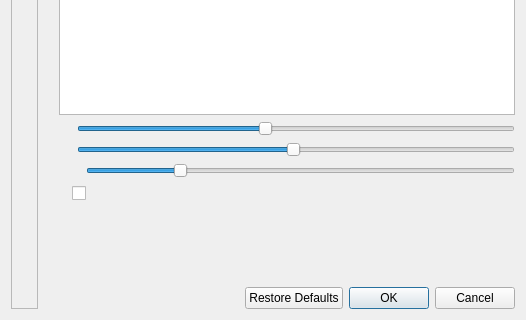
Old version of the form showclick/showclickDialog.ui in the repository vkohaupt/vokoShowClick; both pictures show x 0 to 526 and y 200 to 520 of the 526 by 520 pixel window.
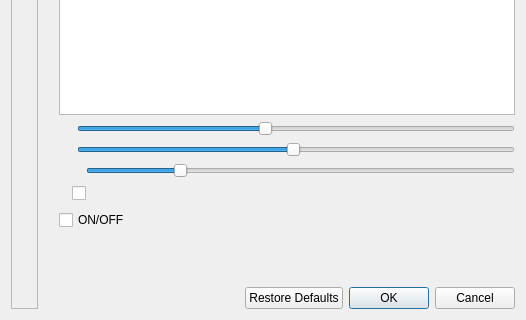
New version of the form. Icons and pictures are not drawn.

```diff
--- a/showclick/showclickDialog.ui
+++ b/showclick/showclickDialog.ui
@@ -447,6 +447,17 @@
        </item>
       </layout>
      </item>
+     <item>
+      <layout class="QVBoxLayout" name="verticalLayout_4">
+       <item>
+        <widget class="QCheckBox" name="checkBoxOnOff">
+         <property name="text">
+          <string>ON/OFF</string>
+         </property>
+        </widget>
+       </item>
+      </layout>
+     </item>
      <item>
       <spacer name="verticalSpacer_2">
        <property name="orientation">
```
Left out of the diff: 2 changed lines with no effect on the pictures.
